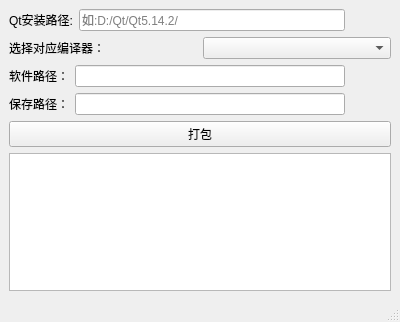
L-Super/QtPacker, file PackagingTool.ui: the form before one commit.
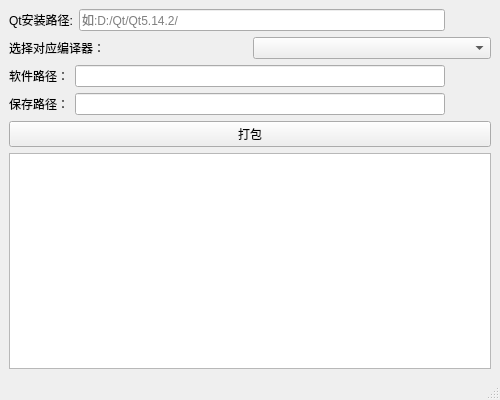
The form after the commit. Icons and pictures are not drawn.

Commit message: feat:1.增加使用说明 2.界面大小调整 3.qss优化

What changed in the file:
```diff
--- a/PackagingTool.ui
+++ b/PackagingTool.ui
@@ -6,8 +6,8 @@
    <rect>
     <x>0</x>
     <y>0</y>
-    <width>400</width>
-    <height>322</height>
+    <width>500</width>
+    <height>400</height>
    </rect>
   </property>
   <property name="windowTitle">
```
Left out of the diff: 2 changed lines with no effect on the pictures. The commit also changes 5 other files.
